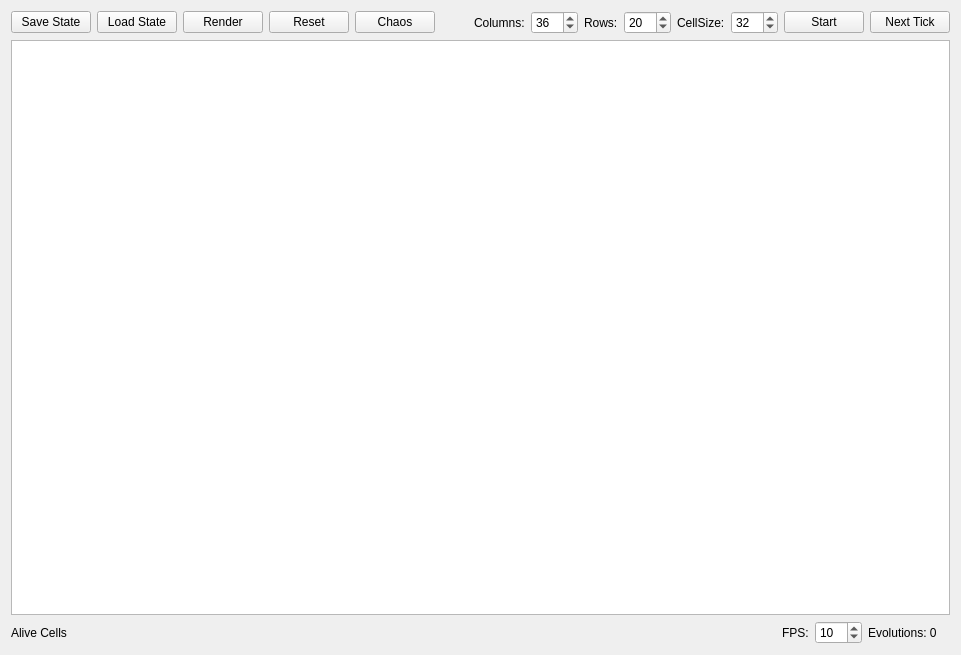
The window that mainwindow.ui (Deconimus/GameOfLifeDemo) describes before a commit, drawn with Qt 5.
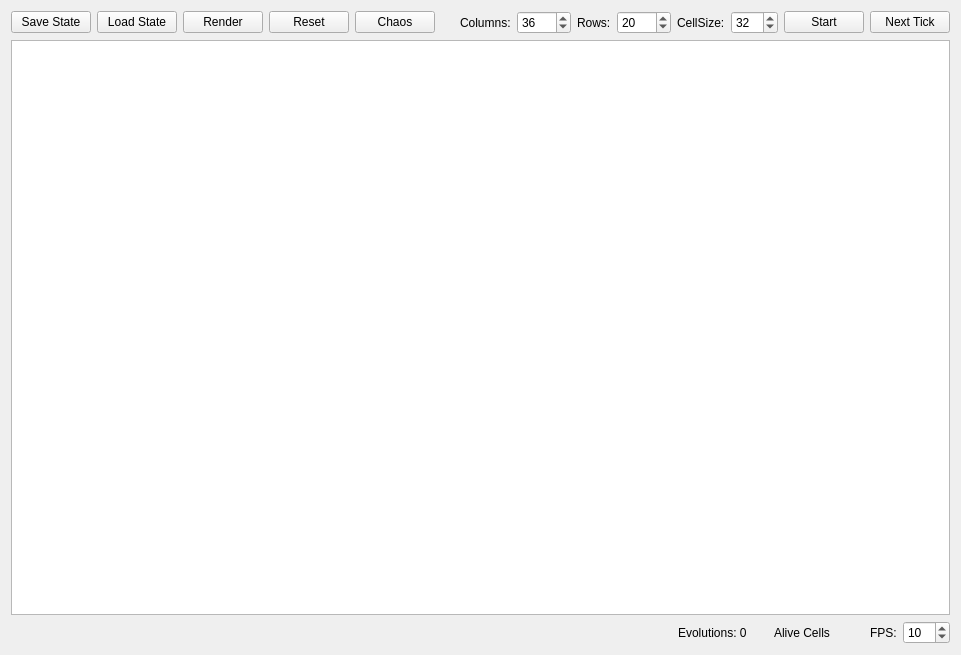
The same window after the commit.

```diff
--- a/mainwindow.ui
+++ b/mainwindow.ui
@@ -96,7 +96,7 @@
          <number>3</number>
         </property>
         <property name="maximum">
-         <number>256</number>
+         <number>9999</number>
         </property>
         <property name="value">
          <number>36</number>
@@ -116,7 +116,7 @@
          <number>3</number>
         </property>
         <property name="maximum">
-         <number>256</number>
+         <number>9999</number>
         </property>
         <property name="value">
          <number>20</number>
@@ -177,9 +177,9 @@
        <number>0</number>
       </property>
       <item>
-       <widget class="QLabel" name="AliveCellsLabel">
+       <widget class="QLabel" name="CursorLabel">
         <property name="text">
-         <string>Alive Cells</string>
+         <string/>
         </property>
        </widget>
       </item>
@@ -196,6 +196,32 @@
         </property>
        </spacer>
       </item>
+      <item>
+       <widget class="QLabel" name="EvolutionsLabel">
+        <property name="minimumSize">
+         <size>
+          <width>90</width>
+          <height>0</height>
+         </size>
+        </property>
+        <property name="text">
+         <string>Evolutions: 0</string>
+        </property>
+       </widget>
+      </item>
+      <item>
+       <widget class="QLabel" name="AliveCellsLabel">
+        <property name="minimumSize">
+         <size>
+          <width>90</width>
+          <height>0</height>
+         </size>
+        </property>
+        <property name="text">
+         <string>Alive Cells</string>
+        </property>
+       </widget>
+      </item>
       <item>
        <widget class="QLabel" name="label">
         <property name="text">
@@ -216,20 +242,6 @@
         </property>
        </widget>
       </item>
-      <item>
-       <widget class="QLabel" name="EvolutionsLabel">
-        <property name="text">
-         <string>Evolutions: 0</string>
-        </property>
-       </widget>
-      </item>
-      <item>
-       <widget class="QLabel" name="pausedLabel">
-        <property name="text">
-         <string/>
-        </property>
-       </widget>
-      </item>
      </layout>
     </item>
     <item row="1" column="0">
```
